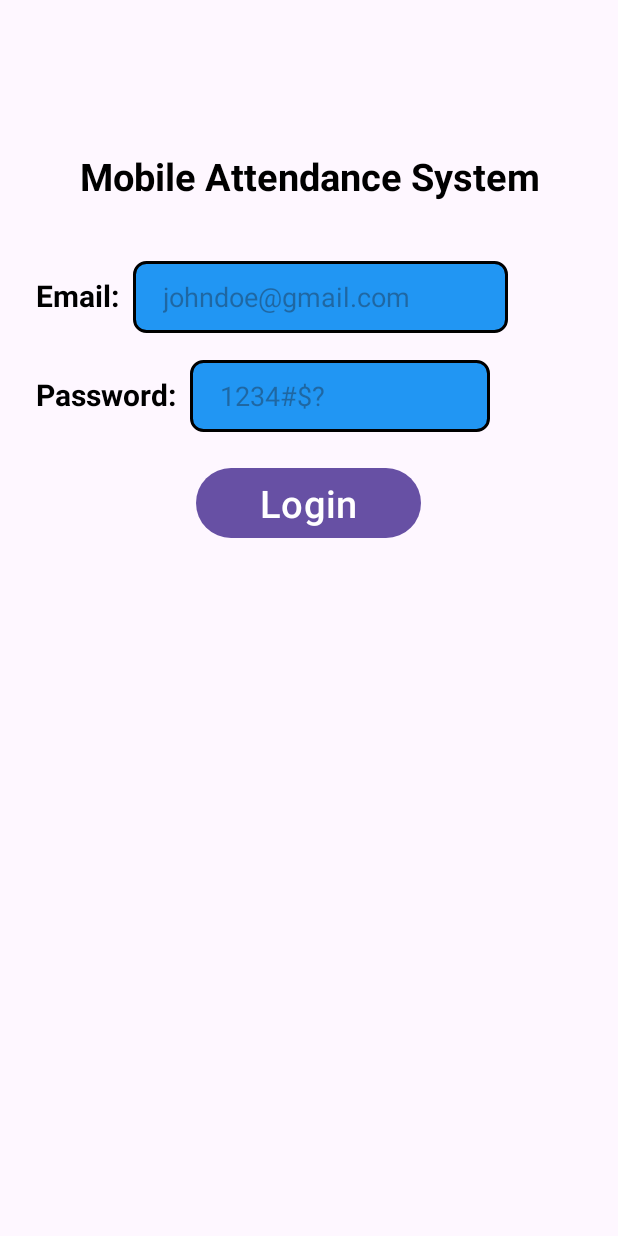
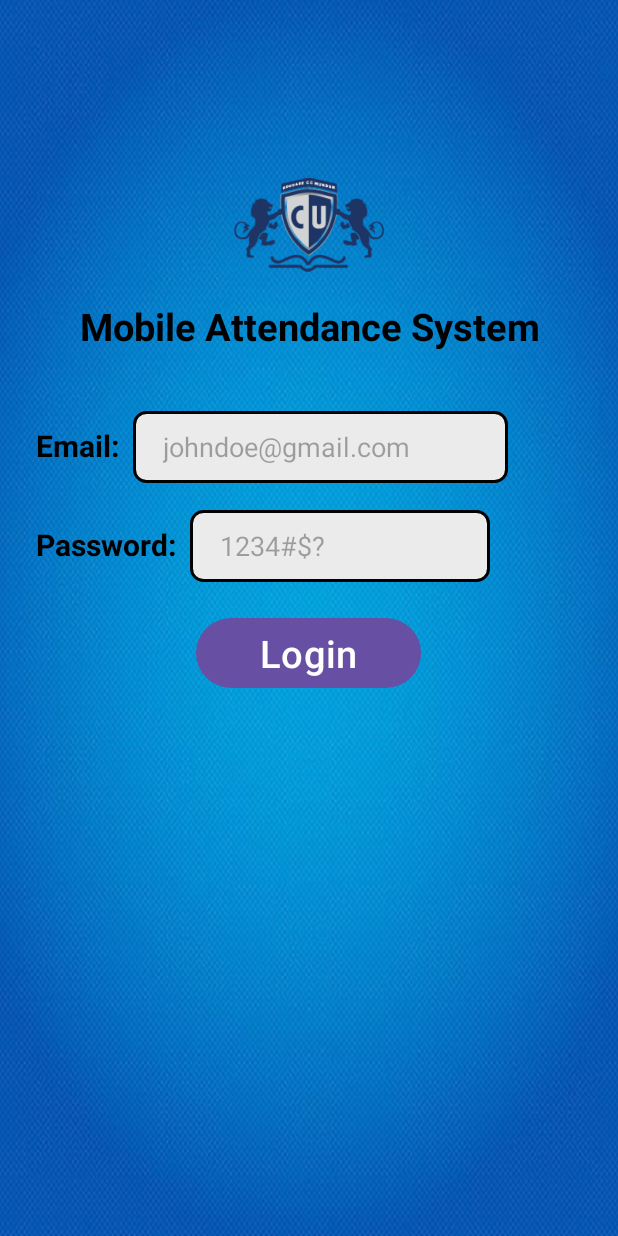
Before and after one commit to ElijahOluwasegun/mobile_attendance_application, an Android app: the screen it shows after launch (MainActivity), on a phone screen of 412 x 824 dp. Run offline under Robolectric (Android 15) with nearby library versions, the phone set to English and light mode, and no system bars.

Commit message:
Improved layout and design Added new images Refactor syntax with appropriate attributes

```diff
--- a/app/src/main/res/drawable/input_design.xml
+++ b/app/src/main/res/drawable/input_design.xml
@@ -2,7 +2,7 @@
 <shape xmlns:android="http://schemas.android.com/apk/res/android"
     android:shape="rectangle">
     <solid
-        android:color="@color/blue"/>
+        android:color="@color/whitish"/>
     <stroke
         android:width="2dp"
         android:color="@color/black"/>
--- a/app/src/main/res/layout/activity_main.xml
+++ b/app/src/main/res/layout/activity_main.xml
@@ -5,13 +5,20 @@
     android:layout_width="match_parent"
     android:layout_height="match_parent"
     android:orientation="vertical"
+    android:background="@drawable/blue_wallpaper"
     android:paddingTop="100dp"
     tools:context=".MainActivity">
+    <ImageView
+        android:layout_width="100dp"
+        android:layout_height="100dp"
+        android:src="@drawable/cavendish_uganda"
+        android:layout_gravity="center"/>
+
 
     <TextView
         android:layout_width="match_parent"
         android:layout_height="wrap_content"
-        android:text="Mobile Attendance System"
+        android:text="@string/title_home_screen"
         android:textSize="25sp"
         android:textStyle="bold"
         android:textAlignment="center"
@@ -28,7 +35,7 @@
         <TextView
             android:layout_width="wrap_content"
             android:layout_height="wrap_content"
-            android:text="Email:"
+            android:text="@string/email_textview"
             android:textSize="20sp"
             android:textStyle="bold"
             android:textColor="@color/black"/>
@@ -37,11 +44,14 @@
             android:layout_height="48dp"
             android:id="@+id/emailEditText"
             android:inputType="textEmailAddress"
-            android:hint="johndoe@gmail.com"
-            android:textColor="@color/white"
+            android:hint="@string/email_hint_text"
+            android:autofillHints="emailAddress"
+            android:textColor="@color/black"
             android:background="@drawable/input_design"
-            android:paddingLeft="20dp"
-            android:layout_marginLeft="9dp"/>
+            android:paddingStart="20dp"
+            android:paddingEnd="0dp"
+            android:layout_marginStart="9dp"
+            android:layout_marginEnd="9dp"/>
     </LinearLayout>
 
     <LinearLayout
@@ -54,7 +64,7 @@
         <TextView
             android:layout_width="wrap_content"
             android:layout_height="wrap_content"
-            android:text="Password:"
+            android:text="@string/password_textview"
             android:textSize="20sp"
             android:textStyle="bold"
             android:textColor="@color/black"/>
@@ -63,18 +73,21 @@
             android:layout_height="48dp"
             android:id="@+id/passwordEditText"
             android:inputType="textPassword"
-            android:hint="1234#$?"
-            android:textColor="@color/white"
+            android:hint="@string/password_hint_text"
+            android:autofillHints="password"
+            android:textColor="@color/black"
             android:background="@drawable/input_design"
-            android:paddingLeft="20dp"
-            android:layout_marginLeft="9dp"/>
+            android:paddingStart="20dp"
+            android:paddingEnd="0dp"
+            android:layout_marginStart="9dp"
+            android:layout_marginEnd="0dp"/>
     </LinearLayout>
 
     <Button
         android:layout_width="150dp"
         android:layout_height="wrap_content"
         android:id="@+id/btnSubmit"
-        android:text="Login"
+        android:text="@string/button_text"
         android:textSize="25sp"
         android:layout_gravity="center_horizontal"
         android:layout_marginTop="20dp"/>
--- a/app/src/main/res/values/strings.xml
+++ b/app/src/main/res/values/strings.xml
@@ -1,3 +1,9 @@
 <resources>
     <string name="app_name">Mobile_attendance_application</string>
+    <string name="title_home_screen">Mobile Attendance System</string>
+    <string name="email_textview">Email:</string>
+    <string name="email_hint_text">johndoe@gmail.com</string>
+    <string name="password_textview">Password:</string>
+    <string name="password_hint_text">1234#$?</string>
+    <string name="button_text">Login</string>
 </resources>
```
Also changed, not shown: app/src/main/res/drawable/blue_wallpaper.jpeg (added), app/src/main/res/drawable/cavendish_uganda.png (added), app/src/main/res/drawable/cavendish_university.jpeg (added).
